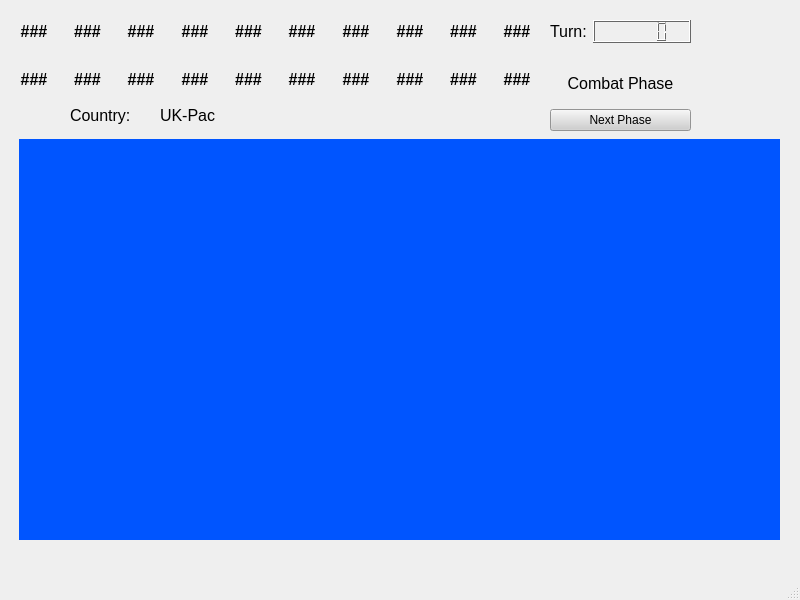
First picture: the form in AandAQTCreatorUI/mainwindow.ui, repository prwilkin/Axis-Allies-Companion, before the edit.
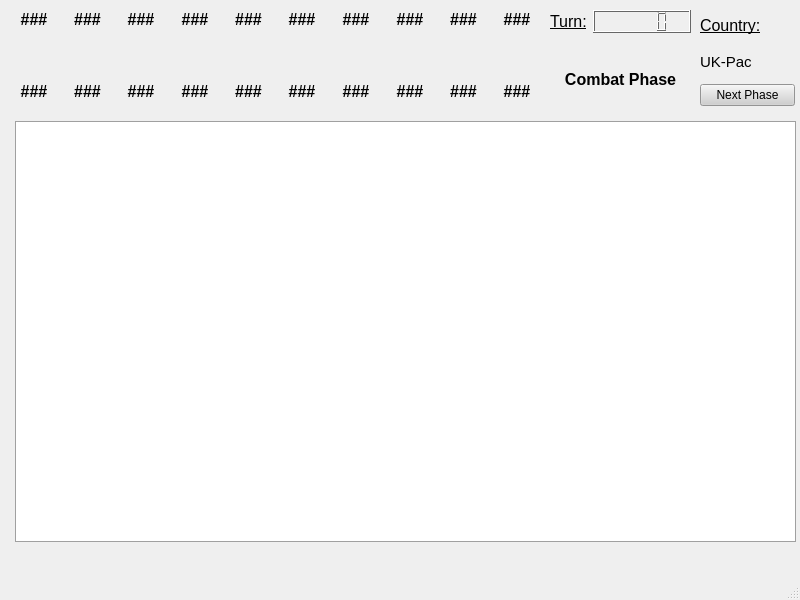
Second picture: the form after the edit. Icons and pictures are not drawn.

The edit to the form file:
```diff
--- a/AandAQTCreatorUI/mainwindow.ui
+++ b/AandAQTCreatorUI/mainwindow.ui
@@ -495,26 +495,13 @@
    <property name="styleSheet">
     <string notr="true"/>
    </property>
-   <widget class="QLabel" name="label_3">
-    <property name="geometry">
-     <rect>
-      <x>160</x>
-      <y>100</y>
-      <width>181</width>
-      <height>31</height>
-     </rect>
-    </property>
-    <property name="text">
-     <string>&lt;html&gt;&lt;head/&gt;&lt;body&gt;&lt;p&gt;&lt;span style=&quot; font-size:12pt;&quot;&gt;UK-Pac&lt;/span&gt;&lt;/p&gt;&lt;/body&gt;&lt;/html&gt;</string>
-    </property>
-   </widget>
    <widget class="QWidget" name="verticalLayoutWidget_11">
     <property name="geometry">
      <rect>
       <x>550</x>
-      <y>20</y>
+      <y>10</y>
       <width>141</width>
-      <height>111</height>
+      <height>91</height>
      </rect>
     </property>
     <layout class="QVBoxLayout" name="verticalLayout">
@@ -523,7 +510,7 @@
        <item row="0" column="0">
         <widget class="QLabel" name="label">
          <property name="text">
-          <string>&lt;html&gt;&lt;head/&gt;&lt;body&gt;&lt;p&gt;&lt;span style=&quot; font-size:12pt;&quot;&gt;Turn:&lt;/span&gt;&lt;/p&gt;&lt;/body&gt;&lt;/html&gt;</string>
+          <string>&lt;html&gt;&lt;head/&gt;&lt;body&gt;&lt;p&gt;&lt;span style=&quot; font-size:12pt; text-decoration: underline;&quot;&gt;Turn:&lt;/span&gt;&lt;/p&gt;&lt;/body&gt;&lt;/html&gt;</string>
          </property>
          <property name="textFormat">
           <enum>Qt::RichText</enum>
@@ -538,20 +525,7 @@
      <item>
       <widget class="QLabel" name="phase">
        <property name="text">
-        <string>&lt;html&gt;&lt;head/&gt;&lt;body&gt;&lt;p align=&quot;center&quot;&gt;&lt;span style=&quot; font-size:12pt;&quot;&gt;Combat Phase&lt;/span&gt;&lt;/p&gt;&lt;/body&gt;&lt;/html&gt;</string>
-       </property>
-      </widget>
-     </item>
-     <item>
-      <widget class="QPushButton" name="phaseButton">
-       <property name="text">
-        <string>Next Phase</string>
-       </property>
-       <property name="iconSize">
-        <size>
-         <width>20</width>
-         <height>20</height>
-        </size>
+        <string>&lt;html&gt;&lt;head/&gt;&lt;body&gt;&lt;p align=&quot;center&quot;&gt;&lt;span style=&quot; font-size:12pt; font-weight:700;&quot;&gt;Combat Phase&lt;/span&gt;&lt;/p&gt;&lt;/body&gt;&lt;/html&gt;</string>
        </property>
       </widget>
      </item>
@@ -579,6 +553,19 @@
          </property>
         </widget>
        </item>
+       <item>
+        <spacer name="verticalSpacer">
+         <property name="orientation">
+          <enum>Qt::Vertical</enum>
+         </property>
+         <property name="sizeHint" stdset="0">
+          <size>
+           <width>20</width>
+           <height>40</height>
+          </size>
+         </property>
+        </spacer>
+       </item>
        <item>
         <widget class="QLabel" name="ussrBank">
          <property name="text">
@@ -603,6 +590,19 @@
          </property>
         </widget>
        </item>
+       <item>
+        <spacer name="verticalSpacer_2">
+         <property name="orientation">
+          <enum>Qt::Vertical</enum>
+         </property>
+         <property name="sizeHint" stdset="0">
+          <size>
+           <width>20</width>
+           <height>40</height>
+          </size>
+         </property>
+        </spacer>
+       </item>
        <item>
         <widget class="QLabel" name="gerBank">
          <property name="text">
@@ -627,6 +627,19 @@
          </property>
         </widget>
        </item>
+       <item>
+        <spacer name="verticalSpacer_3">
+         <property name="orientation">
+          <enum>Qt::Vertical</enum>
+         </property>
+         <property name="sizeHint" stdset="0">
+          <size>
+           <width>20</width>
+           <height>40</height>
+          </size>
+         </property>
+        </spacer>
+       </item>
        <item>
         <widget class="QLabel" name="japBank">
          <property name="text">
@@ -651,6 +664,19 @@
          </property>
         </widget>
        </item>
+       <item>
+        <spacer name="verticalSpacer_4">
+         <property name="orientation">
+          <enum>Qt::Vertical</enum>
+         </property>
+         <property name="sizeHint" stdset="0">
+          <size>
+           <width>20</width>
+           <height>40</height>
+          </size>
+         </property>
+        </spacer>
+       </item>
        <item>
         <widget class="QLabel" name="usaBank">
          <property name="text">
@@ -675,6 +701,19 @@
          </property>
         </widget>
        </item>
+       <item>
+        <spacer name="verticalSpacer_5">
+         <property name="orientation">
+          <enum>Qt::Vertical</enum>
+         </property>
+         <property name="sizeHint" stdset="0">
+          <size>
+           <width>20</width>
+           <height>40</height>
+          </size>
+         </property>
+        </spacer>
+       </item>
        <item>
         <widget class="QLabel" name="chinaBank">
          <property name="text">
@@ -699,6 +738,19 @@
          </property>
         </widget>
        </item>
+       <item>
+        <spacer name="verticalSpacer_6">
+         <property name="orientation">
+          <enum>Qt::Vertical</enum>
+         </property>
+         <property name="sizeHint" stdset="0">
+          <size>
+           <width>20</width>
+           <height>40</height>
+          </size>
+         </property>
+        </spacer>
+       </item>
        <item>
         <widget class="QLabel" name="ukeurBank">
          <property name="text">
@@ -723,6 +775,19 @@
          </property>
         </widget>
        </item>
+       <item>
+        <spacer name="verticalSpacer_7">
+         <property name="orientation">
+          <enum>Qt::Vertical</enum>
+         </property>
+         <property name="sizeHint" stdset="0">
+          <size>
+           <width>20</width>
+           <height>40</height>
+          </size>
+         </property>
+        </spacer>
+       </item>
        <item>
         <widget class="QLabel" name="ukpacBank">
          <property name="text">
@@ -747,6 +812,19 @@
          </property>
         </widget>
        </item>
+       <item>
+        <spacer name="verticalSpacer_8">
+         <property name="orientation">
+          <enum>Qt::Vertical</enum>
+         </property>
+         <property name="sizeHint" stdset="0">
+          <size>
+           <width>20</width>
+           <height>40</height>
+          </size>
+         </property>
+        </spacer>
+       </item>
        <item>
         <widget class="QLabel" name="itaBank">
          <property name="text">
@@ -774,6 +852,19 @@
          </property>
         </widget>
        </item>
+       <item>
+        <spacer name="verticalSpacer_9">
+         <property name="orientation">
+          <enum>Qt::Vertical</enum>
+         </property>
+         <property name="sizeHint" stdset="0">
+          <size>
+           <width>20</width>
+           <height>40</height>
+          </size>
+         </property>
+        </spacer>
+       </item>
        <item>
         <widget class="QLabel" name="anzacBank">
          <property name="text">
@@ -801,6 +892,19 @@
          </property>
         </widget>
        </item>
+       <item>
+        <spacer name="verticalSpacer_10">
+         <property name="orientation">
+          <enum>Qt::Vertical</enum>
+         </property>
+         <property name="sizeHint" stdset="0">
+          <size>
+           <width>20</width>
+           <height>40</height>
+          </size>
+         </property>
+        </spacer>
+       </item>
        <item>
         <widget class="QLabel" name="fraBank">
          <property name="text">
@@ -821,7 +925,7 @@
       <x>10</x>
       <y>30</y>
       <width>531</width>
-      <height>53</height>
+      <height>45</height>
      </rect>
     </property>
     <layout class="QHBoxLayout" name="countryIcons">
@@ -933,500 +1037,54 @@
      </item>
     </layout>
    </widget>
-   <widget class="QWidget" name="map" native="true">
+   <widget class="QGraphicsView" name="board">
     <property name="geometry">
      <rect>
-      <x>19</x>
-      <y>139</y>
-      <width>761</width>
-      <height>401</height>
+      <x>15</x>
+      <y>121</y>
+      <width>781</width>
+      <height>421</height>
      </rect>
     </property>
-    <property name="palette">
-     <palette>
-      <active>
-       <colorrole role="WindowText">
-        <brush brushstyle="SolidPattern">
-         <color alpha="255">
-          <red>0</red>
-          <green>0</green>
-          <blue>0</blue>
-         </color>
-        </brush>
-       </colorrole>
-       <colorrole role="Button">
-        <brush brushstyle="SolidPattern">
-         <color alpha="255">
-          <red>0</red>
-          <green>85</green>
-          <blue>255</blue>
-         </color>
-        </brush>
-       </colorrole>
-       <colorrole role="Light">
-        <brush brushstyle="SolidPattern">
-         <color alpha="255">
-          <red>127</red>
-          <green>170</green>
-          <blue>255</blue>
-         </color>
-        </brush>
-       </colorrole>
-       <colorrole role="Midlight">
-        <brush brushstyle="SolidPattern">
-         <color alpha="255">
-          <red>63</red>
-          <green>127</green>
-          <blue>255</blue>
-         </color>
-        </brush>
-       </colorrole>
-       <colorrole role="Dark">
-        <brush brushstyle="SolidPattern">
-         <color alpha="255">
-          <red>0</red>
-          <green>42</green>
-          <blue>127</blue>
-         </color>
-        </brush>
-       </colorrole>
-       <colorrole role="Mid">
-        <brush brushstyle="SolidPattern">
-         <color alpha="255">
-          <red>0</red>
-          <green>57</green>
-          <blue>170</blue>
-         </color>
-        </brush>
-       </colorrole>
-       <colorrole role="Text">
-        <brush brushstyle="SolidPattern">
-         <color alpha="255">
-          <red>0</red>
-          <green>0</green>
-          <blue>0</blue>
-         </color>
-        </brush>
-       </colorrole>
-       <colorrole role="BrightText">
-        <brush brushstyle="SolidPattern">
-         <color alpha="255">
-          <red>255</red>
-          <green>255</green>
-          <blue>255</blue>
-         </color>
-        </brush>
-       </colorrole>
-       <colorrole role="ButtonText">
-        <brush brushstyle="SolidPattern">
-         <color alpha="255">
-          <red>0</red>
-          <green>0</green>
-          <blue>0</blue>
-         </color>
-        </brush>
-       </colorrole>
-       <colorrole role="Base">
-        <brush brushstyle="SolidPattern">
-         <color alpha="255">
-          <red>255</red>
-          <green>255</green>
-          <blue>255</blue>
-         </color>
-        </brush>
-       </colorrole>
-       <colorrole role="Window">
-        <brush brushstyle="SolidPattern">
-         <color alpha="255">
-          <red>0</red>
-          <green>85</green>
-          <blue>255</blue>
-         </color>
-        </brush>
-       </colorrole>
-       <colorrole role="Shadow">
-        <brush brushstyle="SolidPattern">
-         <color alpha="255">
-          <red>0</red>
-          <green>0</green>
-          <blue>0</blue>
-         </color>
-        </brush>
-       </colorrole>
-       <colorrole role="AlternateBase">
-        <brush brushstyle="SolidPattern">
-         <color alpha="255">
-          <red>127</red>
-          <green>170</green>
-          <blue>255</blue>
-         </color>
-        </brush>
-       </colorrole>
-       <colorrole role="ToolTipBase">
-        <brush brushstyle="SolidPattern">
-         <color alpha="255">
-          <red>255</red>
-          <green>255</green>
-          <blue>220</blue>
-         </color>
-        </brush>
-       </colorrole>
-       <colorrole role="ToolTipText">
-        <brush brushstyle="SolidPattern">
-         <color alpha="255">
-          <red>0</red>
-          <green>0</green>
-          <blue>0</blue>
-         </color>
-        </brush>
-       </colorrole>
-       <colorrole role="PlaceholderText">
-        <brush brushstyle="SolidPattern">
-         <color alpha="127">
-          <red>0</red>
-          <green>0</green>
-          <blue>0</blue>
-         </color>
-        </brush>
-       </colorrole>
-       <colorrole role="Accent">
-        <brush brushstyle="SolidPattern">
-         <color alpha="255">
-          <red>255</red>
-          <green>255</green>
-          <blue>255</blue>
-         </color>
-        </brush>
-       </colorrole>
-      </active>
-      <inactive>
-       <colorrole role="WindowText">
-        <brush brushstyle="SolidPattern">
-         <color alpha="255">
-          <red>0</red>
-          <green>0</green>
-          <blue>0</blue>
-         </color>
-        </brush>
-       </colorrole>
-       <colorrole role="Button">
-        <brush brushstyle="SolidPattern">
-         <color alpha="255">
-          <red>0</red>
-          <green>85</green>
-          <blue>255</blue>
-         </color>
-        </brush>
-       </colorrole>
-       <colorrole role="Light">
-        <brush brushstyle="SolidPattern">
-         <color alpha="255">
-          <red>127</red>
-          <green>170</green>
-          <blue>255</blue>
-         </color>
-        </brush>
-       </colorrole>
-       <colorrole role="Midlight">
-        <brush brushstyle="SolidPattern">
-         <color alpha="255">
-          <red>63</red>
-          <green>127</green>
-          <blue>255</blue>
-         </color>
-        </brush>
-       </colorrole>
-       <colorrole role="Dark">
-        <brush brushstyle="SolidPattern">
-         <color alpha="255">
-          <red>0</red>
-          <green>42</green>
-          <blue>127</blue>
-         </color>
-        </brush>
-       </colorrole>
-       <colorrole role="Mid">
-        <brush brushstyle="SolidPattern">
-         <color alpha="255">
-          <red>0</red>
-          <green>57</green>
-          <blue>170</blue>
-         </color>
-        </brush>
-       </colorrole>
-       <colorrole role="Text">
-        <brush brushstyle="SolidPattern">
-         <color alpha="255">
-          <red>0</red>
-          <green>0</green>
-          <blue>0</blue>
-         </color>
-        </brush>
-       </colorrole>
-       <colorrole role="BrightText">
-        <brush brushstyle="SolidPattern">
-         <color alpha="255">
-          <red>255</red>
-          <green>255</green>
-          <blue>255</blue>
-         </color>
-        </brush>
-       </colorrole>
-       <colorrole role="ButtonText">
-        <brush brushstyle="SolidPattern">
-         <color alpha="255">
-          <red>0</red>
-          <green>0</green>
-          <blue>0</blue>
-         </color>
-        </brush>
-       </colorrole>
-       <colorrole role="Base">
-        <brush brushstyle="SolidPattern">
-         <color alpha="255">
-          <red>255</red>
-          <green>255</green>
-          <blue>255</blue>
-         </color>
-        </brush>
-       </colorrole>
-       <colorrole role="Window">
-        <brush brushstyle="SolidPattern">
-         <color alpha="255">
-          <red>0</red>
-          <green>85</green>
-          <blue>255</blue>
-         </color>
-        </brush>
-       </colorrole>
-       <colorrole role="Shadow">
-        <brush brushstyle="SolidPattern">
-         <color alpha="255">
-          <red>0</red>
-          <green>0</green>
-          <blue>0</blue>
-         </color>
-        </brush>
-       </colorrole>
-       <colorrole role="AlternateBase">
-        <brush brushstyle="SolidPattern">
-         <color alpha="255">
-          <red>127</red>
-          <green>170</green>
-          <blue>255</blue>
-         </color>
-        </brush>
-       </colorrole>
-       <colorrole role="ToolTipBase">
-        <brush brushstyle="SolidPattern">
-         <color alpha="255">
-          <red>255</red>
-          <green>255</green>
-          <blue>220</blue>
-         </color>
-        </brush>
-       </colorrole>
-       <colorrole role="ToolTipText">
-        <brush brushstyle="SolidPattern">
-         <color alpha="255">
-          <red>0</red>
-          <green>0</green>
-          <blue>0</blue>
-         </color>
-        </brush>
-       </colorrole>
-       <colorrole role="PlaceholderText">
-        <brush brushstyle="SolidPattern">
-         <color alpha="127">
-          <red>0</red>
-          <green>0</green>
-          <blue>0</blue>
-         </color>
-        </brush>
-       </colorrole>
-       <colorrole role="Accent">
-        <brush brushstyle="SolidPattern">
-         <color alpha="255">
-          <red>255</red>
-          <green>255</green>
-          <blue>255</blue>
-         </color>
-        </brush>
-       </colorrole>
-      </inactive>
-      <disabled>
-       <colorrole role="WindowText">
-        <brush brushstyle="SolidPattern">
-         <color alpha="255">
-          <red>0</red>
-          <green>42</green>
-          <blue>127</blue>
-         </color>
-        </brush>
-       </colorrole>
-       <colorrole role="Button">
-        <brush brushstyle="SolidPattern">
-         <color alpha="255">
-          <red>0</red>
-          <green>85</green>
-          <blue>255</blue>
-         </color>
-        </brush>
-       </colorrole>
-       <colorrole role="Light">
-        <brush brushstyle="SolidPattern">
-         <color alpha="255">
-          <red>127</red>
-          <green>170</green>
-          <blue>255</blue>
-         </color>
-        </brush>
-       </colorrole>
-       <colorrole role="Midlight">
-        <brush brushstyle="SolidPattern">
-         <color alpha="255">
-          <red>63</red>
-          <green>127</green>
-          <blue>255</blue>
-         </color>
-        </brush>
-       </colorrole>
-       <colorrole role="Dark">
-        <brush brushstyle="SolidPattern">
-         <color alpha="255">
-          <red>0</red>
-          <green>42</green>
-          <blue>127</blue>
-         </color>
-        </brush>
-       </colorrole>
-       <colorrole role="Mid">
-        <brush brushstyle="SolidPattern">
-         <color alpha="255">
-          <red>0</red>
-          <green>57</green>
-          <blue>170</blue>
-         </color>
-        </brush>
-       </colorrole>
-       <colorrole role="Text">
-        <brush brushstyle="SolidPattern">
-         <color alpha="255">
-          <red>0</red>
-          <green>42</green>
-          <blue>127</blue>
-         </color>
-        </brush>
-       </colorrole>
-       <colorrole role="BrightText">
-        <brush brushstyle="SolidPattern">
-         <color alpha="255">
-          <red>255</red>
-          <green>255</green>
-          <blue>255</blue>
-         </color>
-        </brush>
-       </colorrole>
-       <colorrole role="ButtonText">
-        <brush brushstyle="SolidPattern">
-         <color alpha="255">
-          <red>0</red>
-          <green>42</green>
-          <blue>127</blue>
-         </color>
-        </brush>
-       </colorrole>
-       <colorrole role="Base">
-        <brush brushstyle="SolidPattern">
-         <color alpha="255">
-          <red>0</red>
-          <green>85</green>
-          <blue>255</blue>
-         </color>
-        </brush>
-       </colorrole>
-       <colorrole role="Window">
-        <brush brushstyle="SolidPattern">
-         <color alpha="255">
-          <red>0</red>
-          <green>85</green>
-          <blue>255</blue>
-         </color>
-        </brush>
-       </colorrole>
-       <colorrole role="Shadow">
-        <brush brushstyle="SolidPattern">
-         <color alpha="255">
-          <red>0</red>
-          <green>0</green>
-          <blue>0</blue>
-         </color>
-        </brush>
-       </colorrole>
-       <colorrole role="AlternateBase">
-        <brush brushstyle="SolidPattern">
-         <color alpha="255">
-          <red>0</red>
-          <green>85</green>
-          <blue>255</blue>
-         </color>
-        </brush>
-       </colorrole>
-       <colorrole role="ToolTipBase">
-        <brush brushstyle="SolidPattern">
-         <color alpha="255">
-          <red>255</red>
-          <green>255</green>
-          <blue>220</blue>
-         </color>
-        </brush>
-       </colorrole>
-       <colorrole role="ToolTipText">
-        <brush brushstyle="SolidPattern">
-         <color alpha="255">
-          <red>0</red>
-          <green>0</green>
-          <blue>0</blue>
-         </color>
-        </brush>
-       </colorrole>
-       <colorrole role="PlaceholderText">
-        <brush brushstyle="SolidPattern">
-         <color alpha="127">
-          <red>0</red>
-          <green>42</green>
-          <blue>127</blue>
-         </color>
-        </brush>
-       </colorrole>
-       <colorrole role="Accent">
-        <brush brushstyle="SolidPattern">
-         <color alpha="255">
-          <red>76</red>
-          <green>136</green>
-          <blue>255</blue>
-         </color>
-        </brush>
-       </colorrole>
-      </disabled>
-     </palette>
-    </property>
-    <property name="autoFillBackground">
-     <bool>true</bool>
-    </property>
    </widget>
-   <widget class="QLabel" name="label_2">
+   <widget class="QWidget" name="verticalLayoutWidget">
     <property name="geometry">
      <rect>
-      <x>70</x>
-      <y>100</y>
-      <width>81</width>
-      <height>31</height>
+      <x>700</x>
+      <y>10</y>
+      <width>95</width>
+      <height>96</height>
      </rect>
     </property>
-    <property name="text">
-     <string>&lt;html&gt;&lt;head/&gt;&lt;body&gt;&lt;p&gt;&lt;span style=&quot; font-size:12pt;&quot;&gt;Country:&lt;/span&gt;&lt;/p&gt;&lt;/body&gt;&lt;/html&gt;</string>
-    </property>
+    <layout class="QVBoxLayout" name="verticalLayout_2">
+     <item>
+      <widget class="QLabel" name="label_2">
+       <property name="text">
+        <string>&lt;html&gt;&lt;head/&gt;&lt;body&gt;&lt;p&gt;&lt;span style=&quot; font-size:12pt; text-decoration: underline;&quot;&gt;Country:&lt;/span&gt;&lt;/p&gt;&lt;/body&gt;&lt;/html&gt;</string>
+       </property>
+      </widget>
+     </item>
+     <item>
+      <widget class="QLabel" name="label_3">
+       <property name="text">
+        <string>&lt;html&gt;&lt;head/&gt;&lt;body&gt;&lt;p&gt;&lt;span style=&quot; font-size:11pt;&quot;&gt;UK-Pac&lt;/span&gt;&lt;/p&gt;&lt;/body&gt;&lt;/html&gt;</string>
+       </property>
+      </widget>
+     </item>
+     <item>
+      <widget class="QPushButton" name="phaseButton">
+       <property name="text">
+        <string>Next Phase</string>
+       </property>
+       <property name="iconSize">
+        <size>
+         <width>20</width>
+         <height>20</height>
+        </size>
+       </property>
+      </widget>
+     </item>
+    </layout>
    </widget>
   </widget>
   <widget class="QMenuBar" name="menubar">
```
Left out of the diff: 10 changed lines with no effect on the pictures.
